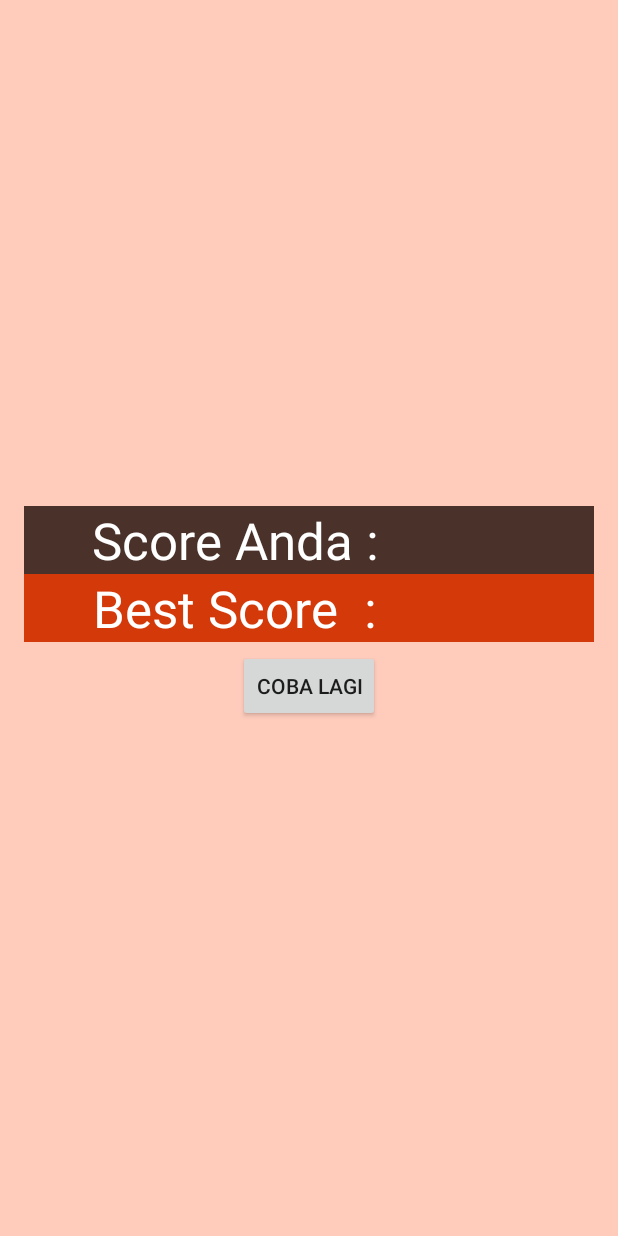
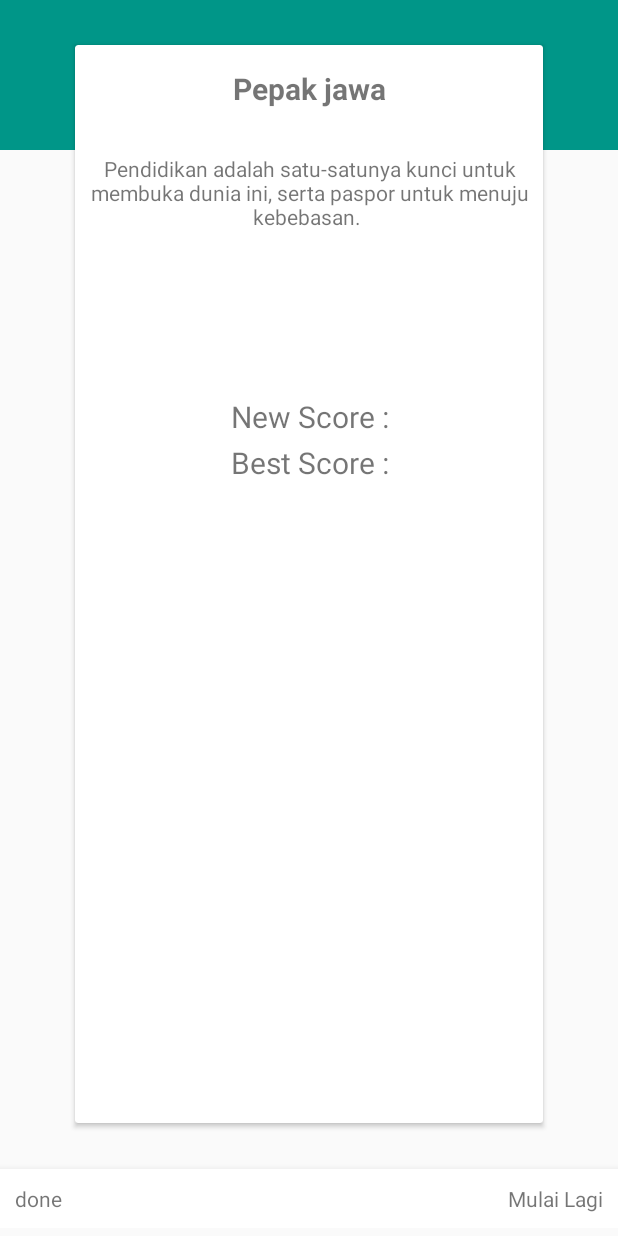
Before and after one commit to aldyrama/pepak-jawa, an Android app: the layout activity_score.xml on its own in the app's theme, with its tools: preview values and no code run, on a phone screen of 412 x 824 dp. Run offline under Robolectric (Android 15) with nearby library versions, the light colour scheme and no system bars.

Commit message:
Create start quiz and best score

```diff
--- a/app/build.gradle
+++ b/app/build.gradle
@@ -23,6 +23,7 @@ dependencies {
     //noinspection GradleCompatible
     implementation 'com.android.support:appcompat-v7:27.1.1'
     implementation 'com.android.support.constraint:constraint-layout:1.1.3'
+    implementation 'info.hoang8f:fbutton:1.0.5'
     implementation 'com.google.firebase:firebase-core:16.0.1'
     implementation 'com.google.firebase:firebase-auth:16.0.2'
     implementation 'com.google.android.gms:play-services-auth:15.0.1'
--- a/app/src/main/java/org/d3ifcool/pepakjawa/MainActivity.java
+++ b/app/src/main/java/org/d3ifcool/pepakjawa/MainActivity.java
@@ -212,7 +212,7 @@ public class MainActivity extends AppCompatActivity {
         kuis.setOnClickListener(new View.OnClickListener() {
             @Override
             public void onClick(View v) {
-                Intent intent = new Intent(MainActivity.this, KuisActivity.class);
+                Intent intent = new Intent(MainActivity.this, StartQuizActivity.class);
                 startActivity(intent);
             }
         });
@@ -220,7 +220,7 @@ public class MainActivity extends AppCompatActivity {
         textkuis.setOnClickListener(new View.OnClickListener() {
             @Override
             public void onClick(View v) {
-                Intent intent = new Intent(MainActivity.this, KuisActivity.class);
+                Intent intent = new Intent(MainActivity.this, StartQuizActivity.class);
                 startActivity(intent);
             }
         });
--- a/app/src/main/res/layout/activity_kuis.xml
+++ b/app/src/main/res/layout/activity_kuis.xml
@@ -16,7 +16,7 @@
     android:orientation="vertical">
 
     <TextView
-        android:id="@+id/questions"
+        android:id="@+id/question"
         android:layout_marginTop="20dp"
         android:layout_width="match_parent"
         android:layout_height="wrap_content"
--- a/app/src/main/res/layout/activity_score.xml
+++ b/app/src/main/res/layout/activity_score.xml
@@ -1,54 +1,109 @@
 <?xml version="1.0" encoding="utf-8"?>
 <RelativeLayout xmlns:android="http://schemas.android.com/apk/res/android"
     xmlns:tools="http://schemas.android.com/tools"
+    xmlns:app="http://schemas.android.com/apk/res-auto"
     android:id="@+id/activity_highest_score"
     android:layout_width="match_parent"
     android:layout_height="match_parent"
-    android:background="#FFCCBC"
     android:paddingBottom="@dimen/activity_vertical_margin"
-    android:paddingLeft="16dp"
-    android:paddingRight="@dimen/activity_horizontal_margin1"
     tools:context=".ScoreActivity">
+
+    <View
+        android:layout_width="match_parent"
+        android:layout_height="100dp"
+        android:background="@color/primary"/>
+
+    <LinearLayout
+        android:id="@+id/bottom_navigation"
+        android:layout_width="match_parent"
+        android:layout_height="wrap_content"
+        android:orientation="horizontal"
+        android:layout_alignParentBottom="true"
+        android:padding="10dp"
+        android:gravity="center_vertical"
+        android:background="@android:color/white"
+        android:elevation="8dp">
+
+        <TextView
+            android:id="@+id/done"
+            android:layout_width="0dp"
+            android:layout_height="wrap_content"
+            android:layout_weight="1"
+            android:gravity="center_vertical"
+            android:onClick="done"
+            android:text="done"/>
+
+        <TextView
+            android:id="@+id/play_again"
+            android:layout_width="wrap_content"
+            android:layout_height="wrap_content"
+            android:elevation="4dp"
+            android:onClick="onClick"
+            android:text="Mulai Lagi"/>
+
+    </LinearLayout>
+
+    <android.support.v7.widget.CardView
+        android:id="@+id/results_cardview"
+        android:layout_width="match_parent"
+        android:layout_height="match_parent"
+        android:layout_marginTop="30dp"
+        android:layout_marginBottom="70dp"
+        android:layout_alignParentTop="true"
+        android:layout_marginLeft="50dp"
+        android:layout_marginRight="50dp"
+        app:cardPreventCornerOverlap="false"
+        app:cardElevation="2dp">
 
     <LinearLayout
         android:orientation="vertical"
         android:layout_width="match_parent"
         android:layout_height="match_parent"
-        android:gravity="center"
         android:layout_alignParentTop="true"
         android:layout_alignParentLeft="true"
-        android:layout_alignParentStart="true">
+        android:layout_alignParentStart="true"
+        >
 
         <TextView
-            android:text="Score Anda :"
-            android:layout_width="500dp"
+            android:layout_width="match_parent"
             android:layout_height="wrap_content"
-            android:id="@+id/textScore"
+            android:textSize="20dp"
+            android:paddingTop="15dp"
+            android:textStyle="bold"
             android:gravity="center_horizontal"
-            android:paddingRight="100dp"
-            android:background="@color/colorPrimary"
-            android:textColor="#fff"
-            android:textAppearance="@style/TextAppearance.AppCompat.Display1" />
+            android:text="Pepak jawa"/>
 
         <TextView
-            android:text="Best Score  :"
-            android:paddingRight="100dp"
+            android:layout_width="match_parent"
+            android:layout_height="wrap_content"
             android:gravity="center_horizontal"
-            android:layout_width="500dp"
+            android:paddingTop="10dp"
+            android:paddingRight="5dp"
+            android:paddingLeft="5dp"
+            android:layout_marginTop="20dp"
+            android:text="Pendidikan adalah satu-satunya kunci untuk membuka dunia ini, serta paspor untuk menuju kebebasan. "/>
+
+        <TextView
+            android:id="@+id/txtScore"
+            android:layout_width="match_parent"
             android:layout_height="wrap_content"
-            android:textColor="#fff"
-            android:background="#d4390a"
-            android:id="@+id/textHighScore"
+            android:gravity="center"
+            android:layout_marginTop="110dp"
+            android:textSize="20dp"
+            android:text="New Score :"/>
 
-            android:textAppearance="@style/TextAppearance.AppCompat.Display1" />
+        <View
+            android:layout_width="match_parent"
+            android:layout_height="3dp"/>
 
-        <Button
-            android:text="Coba Lagi"
-            android:layout_width="wrap_content"
+        <TextView
+            android:id="@+id/txtHighScore"
+            android:layout_width="match_parent"
             android:layout_height="wrap_content"
-            android:layout_marginTop="5dp"
-            android:layout_gravity="center_horizontal"
-            android:id="@+id/button"
-            android:onClick="onClick" />
+            android:gravity="center_horizontal"
+            android:textSize="20dp"
+            android:text="Best Score :" />
+
     </LinearLayout>
+    </android.support.v7.widget.CardView>
 </RelativeLayout>
--- a/app/src/main/res/values/colors.xml
+++ b/app/src/main/res/values/colors.xml
@@ -20,6 +20,7 @@
     <!-- Background color for the kesusastra category -->
     <color name="category_kesusastraan">#16AFCA</color>
     <color name="category_kesusastraandark">#139db5</color>
+    <color name="primary">#009688</color>
 
     <color name="colorGrapeFruit">#ED5565</color>
     <color name="colorGrapeFruitDark">#DA4453</color>
```
Also changed, not shown: app/src/main/AndroidManifest.xml (+7 -1 lines), app/src/main/java/org/d3ifcool/pepakjawa/BestScore.java (added, +17 -0 lines), app/src/main/java/org/d3ifcool/pepakjawa/KuisActivity.java (+31 -28 lines), app/src/main/java/org/d3ifcool/pepakjawa/ScoreActivity.java (+15 -2 lines), app/src/main/java/org/d3ifcool/pepakjawa/StartQuizActivity.java (added, +36 -0 lines), app/src/main/res/layout/activity_best_score.xml (added, +71 -0 lines), app/src/main/res/layout/activity_start_quiz.xml (added, +45 -0 lines).
